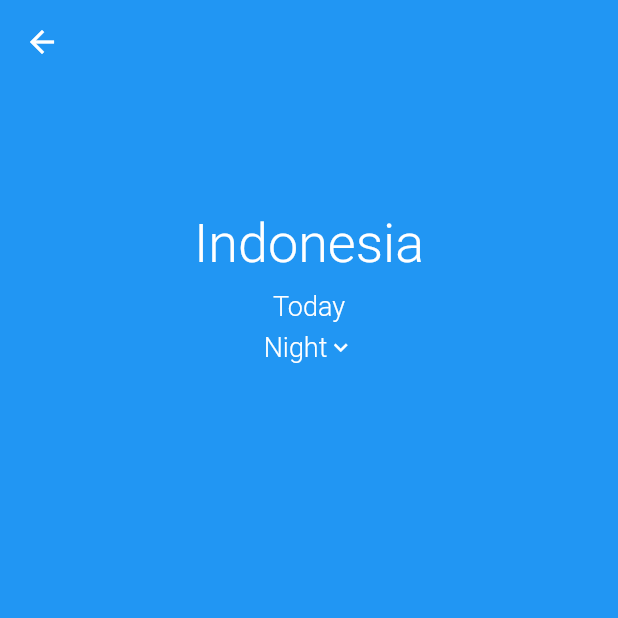
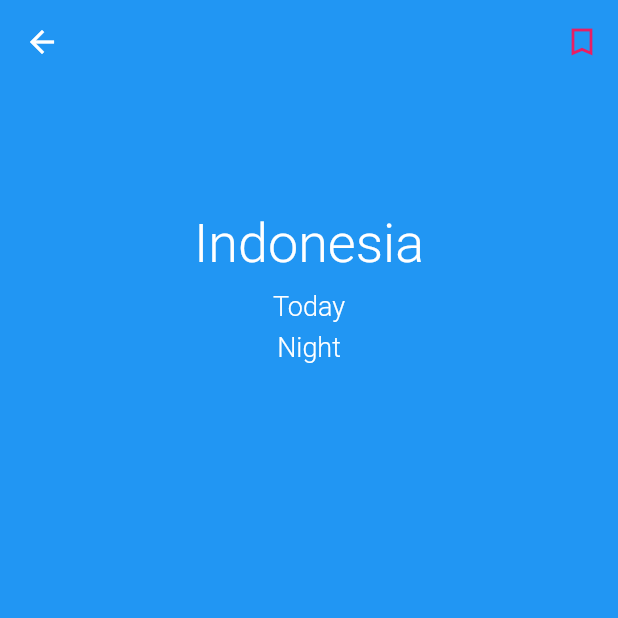
Before and after one commit to FiqSky/submission_weather_app, a Flutter app: the screen it shows after launch, after a tap on "Indonesia", on a phone screen of 412 x 824 dp, the top half of it. Run offline on Flutter 3.47's test engine with Material 2 defaults, Android fonts, the phone set to English and light mode, and no system bars; our stand-ins replace animated_splash_screen, page_transition.

Commit message:
finished 1

```diff
--- a/lib/main.dart
+++ b/lib/main.dart
@@ -1,5 +1,5 @@
 import 'package:flutter/material.dart';
-import 'package:submission_weather_app/weatherlist.dart';
+import 'package:submission_weather_app/splash_screen.dart';
 
 void main() {
   runApp(const MyApp());
@@ -25,7 +25,7 @@ class MyApp extends StatelessWidget {
         // is not restarted.
         primarySwatch: Colors.blue,
       ),
-      home: const MainScreen(),
+      home: const SplashScreen(),
     );
   }
 }
--- /dev/null
+++ b/lib/splash_screen.dart
@@ -0,0 +1,19 @@
+import 'package:flutter/material.dart';
+import 'package:animated_splash_screen/animated_splash_screen.dart';
+import 'package:page_transition/page_transition.dart';
+import 'package:submission_weather_app/weatherlist.dart';
+
+class SplashScreen extends StatelessWidget {
+  const SplashScreen({Key? key}) : super(key: key);
+
+  @override
+  Widget build(BuildContext context) {
+    return AnimatedSplashScreen(
+        duration: 2000,
+        splash: 'images/logo.png',
+        nextScreen: const MainScreen(),
+        splashTransition: SplashTransition.fadeTransition,
+        pageTransitionType: PageTransitionType.fade,
+        backgroundColor: const Color(0xff35c2f2));
+  }
+}
--- a/lib/weather.dart
+++ b/lib/weather.dart
@@ -37,6 +37,7 @@ class Weather extends StatelessWidget{
       appBar: AppBar(
         elevation: 0.0,
         backgroundColor: Colors.blue,
+        actions: const <Widget>[Bookmark()],
       ),
       body: Center(
         child: Column(
@@ -72,10 +73,7 @@ class Weather extends StatelessWidget{
                               color: Colors.white,
                               fontWeight: FontWeight.w300
                           ),
-                        ),
-                        const Icon(Icons.keyboard_arrow_down,
-                          color: Colors.white,
-                          size: 18.0,)
+                        )
                       ],
                     ),
                   ),
@@ -126,3 +124,29 @@ class Weather extends StatelessWidget{
     );
   }
 }
+
+class Bookmark extends StatefulWidget {
+  const Bookmark({Key? key}) : super(key: key);
+
+  @override
+  _BookmarkState createState() => _BookmarkState();
+}
+
+class _BookmarkState extends State<Bookmark> {
+  bool isBookmark = false;
+
+  @override
+  Widget build(BuildContext context) {
+    return IconButton(
+      icon: Icon(
+        isBookmark ? Icons.bookmark_outlined : Icons.bookmark_outline_sharp,
+        color: Colors.pink,
+      ),
+      onPressed: () {
+        setState(() {
+          isBookmark = !isBookmark;
+        });
+      },
+    );
+  }
+}
--- a/lib/weatherlist.dart
+++ b/lib/weatherlist.dart
@@ -1,3 +1,4 @@
+import 'package:flutter/cupertino.dart';
 import 'package:flutter/material.dart';
 import 'package:submission_weather_app/model/main_list.dart';
 import 'package:submission_weather_app/weather.dart';
@@ -41,7 +42,7 @@ class MainList extends StatelessWidget{
               children: <Widget>[
                 Expanded(
                   flex: 1,
-                  child: Image.asset(list.imageAsset),
+                  child: Image.asset(list.imageAsset,height: 80.0,),
                 ),
                 Expanded(
                   flex: 2,
@@ -52,7 +53,7 @@ class MainList extends StatelessWidget{
                       children: <Widget>[
                         Text(
                           list.country,
-                          style: const TextStyle(fontSize: 16.0),
+                          style: const TextStyle(fontSize: 24.0,fontWeight: FontWeight.bold),
                         ),
                         const SizedBox(
                           height: 10,
--- a/pubspec.yaml
+++ b/pubspec.yaml
@@ -30,6 +30,7 @@ dependencies:
   flutter:
     sdk: flutter
 
+  animated_splash_screen: ^1.0.0+1
 
   # The following adds the Cupertino Icons font to your application.
   # Use with the CupertinoIcons class for iOS style icons.
@@ -64,6 +65,7 @@ flutter:
 
   assets:
     - images/sunny.png
+    - images/logo.png
 
   # An image asset can refer to one or more resolution-specific "variants", see
   # https://flutter.dev/assets-and-images/#resolution-aware.
```
Also changed, not shown: lib/model/main_list.dart (+22 -0 lines), images/logo.png (added), pubspec.lock, 2 other files.
